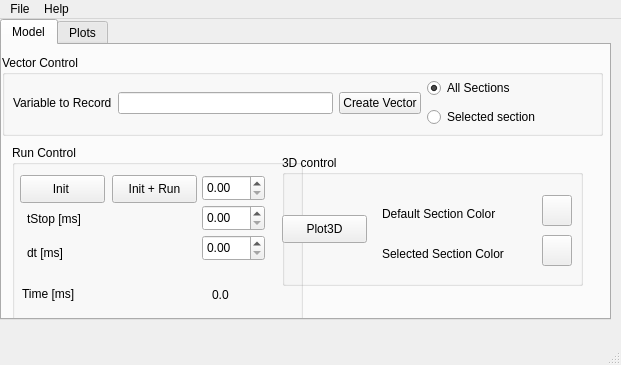
This is neuronvisio/neuronvisio.ui in mattions/neuronvisio as Qt 5 draws it before an edit. The edited form follows.
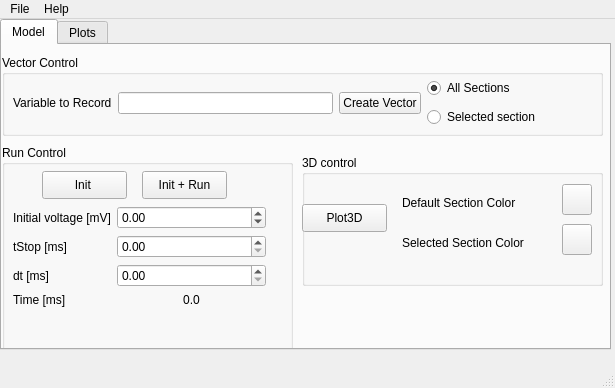
This is the edited form. Custom widgets are drawn as their Qt base class.

Commit message: Spinbox connected. No console input yet

Diff of the .ui file:
```diff
--- a/neuronvisio/neuronvisio.ui
+++ b/neuronvisio/neuronvisio.ui
@@ -6,8 +6,8 @@
    <rect>
     <x>0</x>
     <y>0</y>
-    <width>621</width>
-    <height>365</height>
+    <width>615</width>
+    <height>388</height>
    </rect>
   </property>
   <property name="windowTitle">
@@ -20,7 +20,7 @@
       <x>0</x>
       <y>0</y>
       <width>611</width>
-      <height>301</height>
+      <height>331</height>
      </rect>
     </property>
     <property name="currentIndex">
@@ -33,92 +33,20 @@
      <widget class="QGroupBox" name="groupBox">
       <property name="geometry">
        <rect>
-        <x>10</x>
+        <x>0</x>
         <y>100</y>
         <width>291</width>
-        <height>191</height>
+        <height>221</height>
        </rect>
       </property>
       <property name="title">
        <string>Run Control</string>
       </property>
-      <widget class="QLabel" name="label_5">
-       <property name="geometry">
-        <rect>
-         <x>15</x>
-         <y>65</y>
-         <width>68</width>
-         <height>18</height>
-        </rect>
-       </property>
-       <property name="text">
-        <string>tStop [ms]</string>
-       </property>
-      </widget>
-      <widget class="QLabel" name="label_6">
-       <property name="geometry">
-        <rect>
-         <x>15</x>
-         <y>99</y>
-         <width>47</width>
-         <height>18</height>
-        </rect>
-       </property>
-       <property name="text">
-        <string>dt [ms]</string>
-       </property>
-      </widget>
-      <widget class="QLabel" name="label_7">
-       <property name="geometry">
-        <rect>
-         <x>10</x>
-         <y>140</y>
-         <width>67</width>
-         <height>18</height>
-        </rect>
-       </property>
-       <property name="text">
-        <string>Time [ms]</string>
-       </property>
-      </widget>
-      <widget class="QDoubleSpinBox" name="doubleSpinBox_3">
-       <property name="geometry">
-        <rect>
-         <x>190</x>
-         <y>90</y>
-         <width>63</width>
-         <height>26</height>
-        </rect>
-       </property>
-      </widget>
-      <widget class="QDoubleSpinBox" name="doubleSpinBox_2">
-       <property name="geometry">
-        <rect>
-         <x>190</x>
-         <y>60</y>
-         <width>63</width>
-         <height>26</height>
-        </rect>
-       </property>
-      </widget>
-      <widget class="QLabel" name="time_label">
-       <property name="geometry">
-        <rect>
-         <x>200</x>
-         <y>140</y>
-         <width>41</width>
-         <height>20</height>
-        </rect>
-       </property>
-       <property name="text">
-        <string>0.0</string>
-       </property>
-      </widget>
       <widget class="QPushButton" name="init_btn">
        <property name="geometry">
         <rect>
-         <x>8</x>
-         <y>30</y>
+         <x>40</x>
+         <y>26</y>
          <width>85</width>
          <height>28</height>
         </rect>
@@ -130,8 +58,8 @@
       <widget class="QPushButton" name="run_btn">
        <property name="geometry">
         <rect>
-         <x>100</x>
-         <y>30</y>
+         <x>140</x>
+         <y>26</y>
          <width>85</width>
          <height>28</height>
         </rect>
@@ -140,24 +68,97 @@
         <string>Init + Run</string>
        </property>
       </widget>
-      <widget class="QDoubleSpinBox" name="vmSpinBox">
+      <widget class="QWidget" name="">
        <property name="geometry">
         <rect>
-         <x>190</x>
-         <y>30</y>
-         <width>63</width>
-         <height>26</height>
+         <x>11</x>
+         <y>61</y>
+         <width>253</width>
+         <height>122</height>
         </rect>
        </property>
-       <property name="toolTip">
-        <string>Initial Voltage [mV]</string>
-       </property>
+       <layout class="QFormLayout" name="formLayout">
+        <item row="0" column="0">
+         <widget class="QLabel" name="label_2">
+          <property name="text">
+           <string>Initial voltage [mV]</string>
+          </property>
+         </widget>
+        </item>
+        <item row="0" column="1">
+         <widget class="QDoubleSpinBox" name="vSpinBox">
+          <property name="toolTip">
+           <string>Initial Voltage [mV]</string>
+          </property>
+          <property name="minimum">
+           <double>-300.000000000000000</double>
+          </property>
+          <property name="maximum">
+           <double>400.000000000000000</double>
+          </property>
+         </widget>
+        </item>
+        <item row="1" column="0">
+         <widget class="QLabel" name="label_5">
+          <property name="text">
+           <string>tStop [ms]</string>
+          </property>
+         </widget>
+        </item>
+        <item row="1" column="1">
+         <widget class="QDoubleSpinBox" name="tstopSpinBox">
+          <property name="suffix">
+           <string/>
+          </property>
+          <property name="maximum">
+           <double>999999999.000000000000000</double>
+          </property>
+          <property name="singleStep">
+           <double>0.010000000000000</double>
+          </property>
+         </widget>
+        </item>
+        <item row="2" column="0">
+         <widget class="QLabel" name="label_6">
+          <property name="text">
+           <string>dt [ms]</string>
+          </property>
+         </widget>
+        </item>
+        <item row="2" column="1">
+         <widget class="QDoubleSpinBox" name="dtSpinBox">
+          <property name="singleStep">
+           <double>0.010000000000000</double>
+          </property>
+         </widget>
+        </item>
+        <item row="3" column="0">
+         <widget class="QLabel" name="label_7">
+          <property name="text">
+           <string>Time [ms]</string>
+          </property>
+         </widget>
+        </item>
+        <item row="3" column="1">
+         <widget class="QLabel" name="time_label">
+          <property name="enabled">
+           <bool>true</bool>
+          </property>
+          <property name="text">
+           <string>0.0</string>
+          </property>
+          <property name="alignment">
+           <set>Qt::AlignCenter</set>
+          </property>
+         </widget>
+        </item>
+       </layout>
       </widget>
      </widget>
      <widget class="QGroupBox" name="groupBox_2">
       <property name="geometry">
        <rect>
-        <x>280</x>
+        <x>300</x>
         <y>110</y>
         <width>301</width>
         <height>131</height>
@@ -166,11 +167,17 @@
       <property name="title">
        <string>3D control</string>
       </property>
+      <property name="flat">
+       <bool>false</bool>
+      </property>
+      <property name="checkable">
+       <bool>false</bool>
+      </property>
       <widget class="QPushButton" name="Plot3D">
        <property name="geometry">
         <rect>
          <x>0</x>
-         <y>60</y>
+         <y>49</y>
          <width>85</width>
          <height>28</height>
         </rect>
@@ -183,7 +190,7 @@
        <property name="geometry">
         <rect>
          <x>260</x>
-         <y>80</y>
+         <y>69</y>
          <width>30</width>
          <height>31</height>
         </rect>
@@ -193,7 +200,7 @@
        <property name="geometry">
         <rect>
          <x>260</x>
-         <y>40</y>
+         <y>29</y>
          <width>30</width>
          <height>31</height>
         </rect>
@@ -203,7 +210,7 @@
        <property name="geometry">
         <rect>
          <x>100</x>
-         <y>90</y>
+         <y>79</y>
          <width>146</width>
          <height>18</height>
         </rect>
@@ -216,7 +223,7 @@
        <property name="geometry">
         <rect>
          <x>100</x>
-         <y>50</y>
+         <y>39</y>
          <width>138</width>
          <height>18</height>
         </rect>
@@ -316,7 +323,7 @@
     <rect>
      <x>0</x>
      <y>0</y>
-     <width>621</width>
+     <width>615</width>
      <height>25</height>
     </rect>
    </property>
```
The commit also changes 1 other file.
